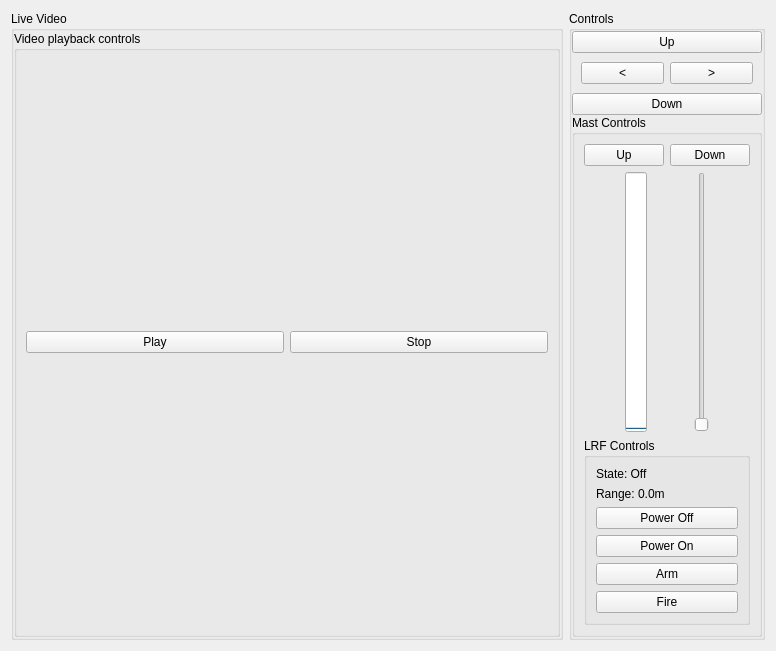
First picture: the form in src/templates/qt/eo_station_widget.ui, repository faisalthaheem/open-command-and-control, before the edit.
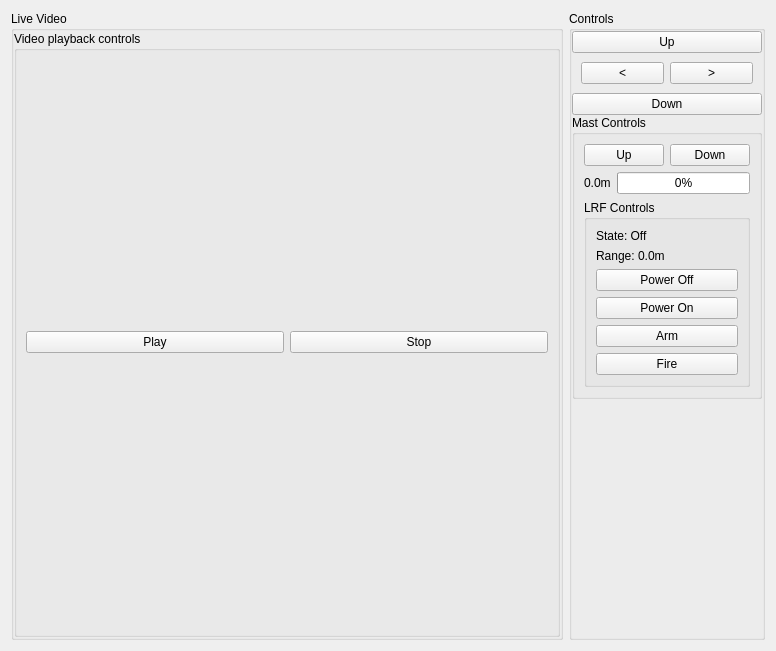
Second picture: the form after the edit.

Commit message: Redesigned mast status section

The edit to the form file:
```diff
--- a/src/templates/qt/eo_station_widget.ui
+++ b/src/templates/qt/eo_station_widget.ui
@@ -171,6 +171,13 @@
          </item>
          <item>
           <layout class="QHBoxLayout" name="horizontalLayout_5">
+           <item>
+            <widget class="QLabel" name="lbl_mast_height">
+             <property name="text">
+              <string>0.0m</string>
+             </property>
+            </widget>
+           </item>
            <item>
             <widget class="QProgressBar" name="progressMastHeight">
              <property name="minimum">
@@ -183,23 +190,7 @@
               <number>1</number>
              </property>
              <property name="orientation">
-              <enum>Qt::Vertical</enum>
-             </property>
-            </widget>
-           </item>
-           <item>
-            <widget class="QSlider" name="sliderMastHeight">
-             <property name="minimum">
-              <number>1</number>
-             </property>
-             <property name="maximum">
-              <number>10</number>
-             </property>
-             <property name="orientation">
-              <enum>Qt::Vertical</enum>
-             </property>
-             <property name="invertedControls">
-              <bool>false</bool>
+              <enum>Qt::Horizontal</enum>
              </property>
             </widget>
            </item>
@@ -259,6 +250,19 @@
         </layout>
        </widget>
       </item>
+      <item>
+       <spacer name="verticalSpacer">
+        <property name="orientation">
+         <enum>Qt::Vertical</enum>
+        </property>
+        <property name="sizeHint" stdset="0">
+         <size>
+          <width>20</width>
+          <height>40</height>
+         </size>
+        </property>
+       </spacer>
+      </item>
      </layout>
     </widget>
    </item>
```
The commit also changes 2 other files.
